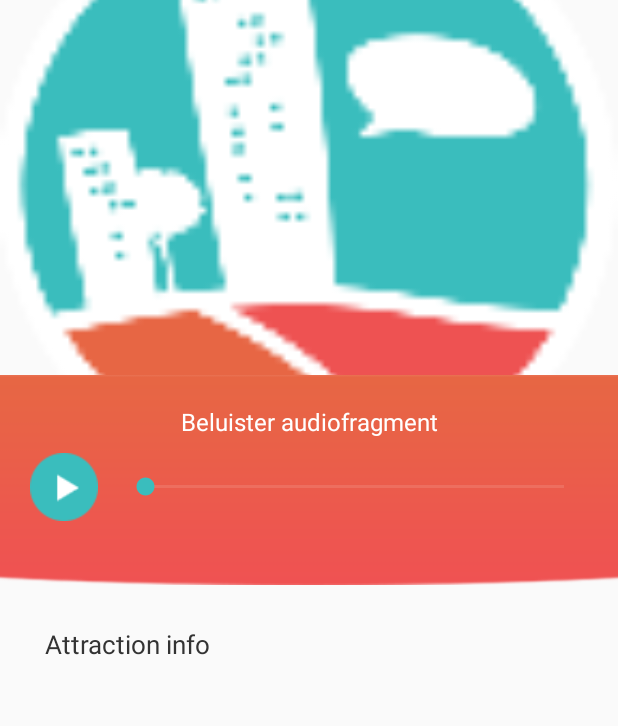
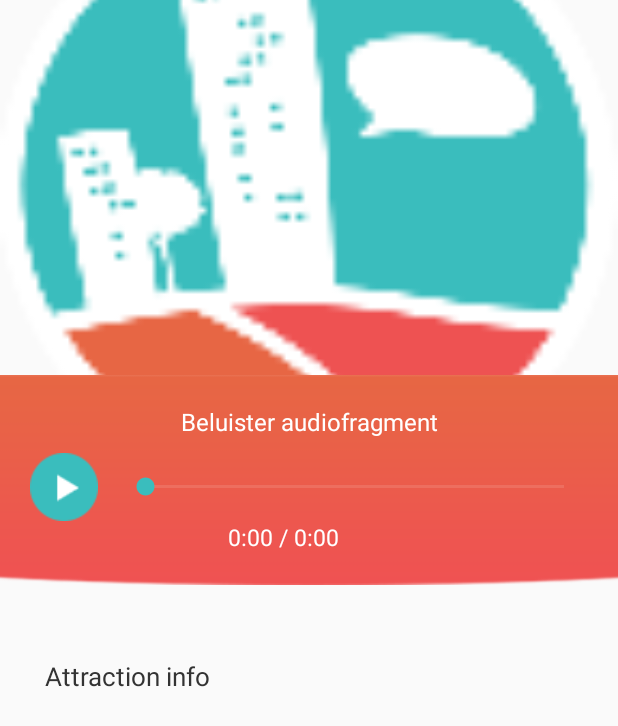
Before and after one commit to stevenkaan/TNW8-App, an Android app: the layout activity_attraction.xml on its own in the app's theme, with its tools: preview values and no code run, on a phone screen of 412 x 824 dp. Shown: the top 726 px of the screen. Run offline under Robolectric (Android 15) with nearby library versions, the phone set to English and light mode, and no system bars.

Commit message:
finetuning design

```diff
--- a/app/src/main/java/nl/sightguide/sightguide/activities/RouteLauncher.java
+++ b/app/src/main/java/nl/sightguide/sightguide/activities/RouteLauncher.java
@@ -21,7 +21,6 @@ import nl.sightguide.sightguide.helpers.SwipeDetector;
 public class RouteLauncher extends AppCompatActivity {
 
     private String routeName;
-    private TextView routeInfo;
     private DatabaseHelper mydb ;
     private ListView listView;
 
--- a/app/src/main/res/layout/activity_attraction.xml
+++ b/app/src/main/res/layout/activity_attraction.xml
@@ -86,6 +86,38 @@
                     android:thumbTint="#3abdbd"
                     android:secondaryProgressTint="#3abdbd"
                     android:progressBackgroundTint="#f1a397" />
+                <RelativeLayout
+                    android:layout_width="wrap_content"
+                    android:layout_height="wrap_content"
+                    android:layout_below="@+id/toggle"
+                    android:layout_alignParentLeft="true"
+                    android:layout_alignParentStart="true">
+                    <TextView
+                        android:layout_width="wrap_content"
+                        android:layout_height="wrap_content"
+                        android:textAppearance="?android:attr/textAppearanceSmall"
+                        android:text="0:00"
+                        android:id="@+id/progress"
+                        android:textSize="15sp"
+                        android:textColor="#FFF"
+                        android:layout_marginStart="132dp"
+                        android:layout_alignParentTop="true"
+                        android:layout_alignParentLeft="true"
+                        android:layout_alignParentStart="true" />
+
+                    <TextView
+                        android:layout_width="wrap_content"
+                        android:layout_height="wrap_content"
+                        android:textAppearance="?android:attr/textAppearanceSmall"
+                        android:text=" / 0:00"
+                        android:id="@+id/duration"
+                        android:layout_alignBottom="@+id/progress"
+                        android:layout_toRightOf="@+id/progress"
+                        android:layout_toEndOf="@+id/progress"
+                        android:textSize="15sp"
+                        android:textColor="#FFF" />
+
+                </RelativeLayout>
 
             </RelativeLayout>
 
```
Also changed, not shown: app/src/main/java/nl/sightguide/sightguide/activities/Attraction.java (+23 -0 lines), app/src/main/java/nl/sightguide/sightguide/activities/Route.java (+34 -8 lines), app/src/main/res/layout/activity_route.xml (+86 -8 lines), 1 other file.
